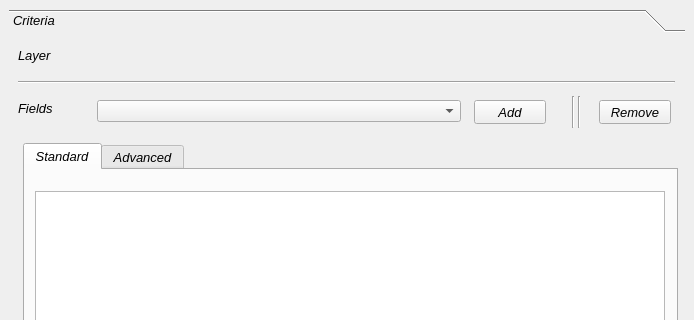
The window that geoPromethee.ui (gmassei/VectorMCDA) describes before a commit, drawn with Qt 5; both pictures show x 0 to 694 and y 0 to 320 of the 694 by 648 pixel window.
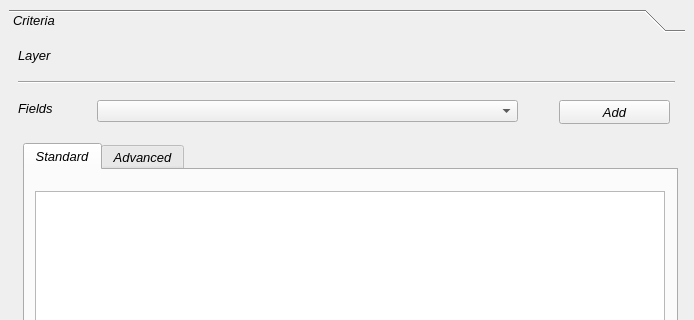
The same window after the commit.

Commit message: improve geoPromethee and geoConcordance

The edit to the form file:
```diff
--- a/geoPromethee.ui
+++ b/geoPromethee.ui
@@ -87,7 +87,7 @@
         <rect>
          <x>88</x>
          <y>62</y>
-         <width>364</width>
+         <width>421</width>
          <height>22</height>
         </rect>
        </property>
@@ -367,57 +367,12 @@
         </widget>
        </widget>
       </widget>
-      <widget class="Line" name="line_3">
-       <property name="geometry">
-        <rect>
-         <x>560</x>
-         <y>58</y>
-         <width>20</width>
-         <height>32</height>
-        </rect>
-       </property>
-       <property name="orientation">
-        <enum>Qt::Vertical</enum>
-       </property>
-      </widget>
-      <widget class="Line" name="line_6">
-       <property name="geometry">
-        <rect>
-         <x>554</x>
-         <y>58</y>
-         <width>20</width>
-         <height>32</height>
-        </rect>
-       </property>
-       <property name="orientation">
-        <enum>Qt::Vertical</enum>
-       </property>
-      </widget>
-      <widget class="QPushButton" name="EnvRemoveFieldBtn">
-       <property name="geometry">
-        <rect>
-         <x>590</x>
-         <y>62</y>
-         <width>72</width>
-         <height>24</height>
-        </rect>
-       </property>
-       <property name="maximumSize">
-        <size>
-         <width>16777215</width>
-         <height>24</height>
-        </size>
-       </property>
-       <property name="text">
-        <string>Remove</string>
-       </property>
-      </widget>
       <widget class="QPushButton" name="EnvAddFieldBtn">
        <property name="geometry">
         <rect>
-         <x>465</x>
+         <x>550</x>
          <y>62</y>
-         <width>72</width>
+         <width>111</width>
          <height>24</height>
         </rect>
        </property>
```
Left out of the diff: 34 changed lines with no effect on the pictures. The commit also changes 13 other files.
